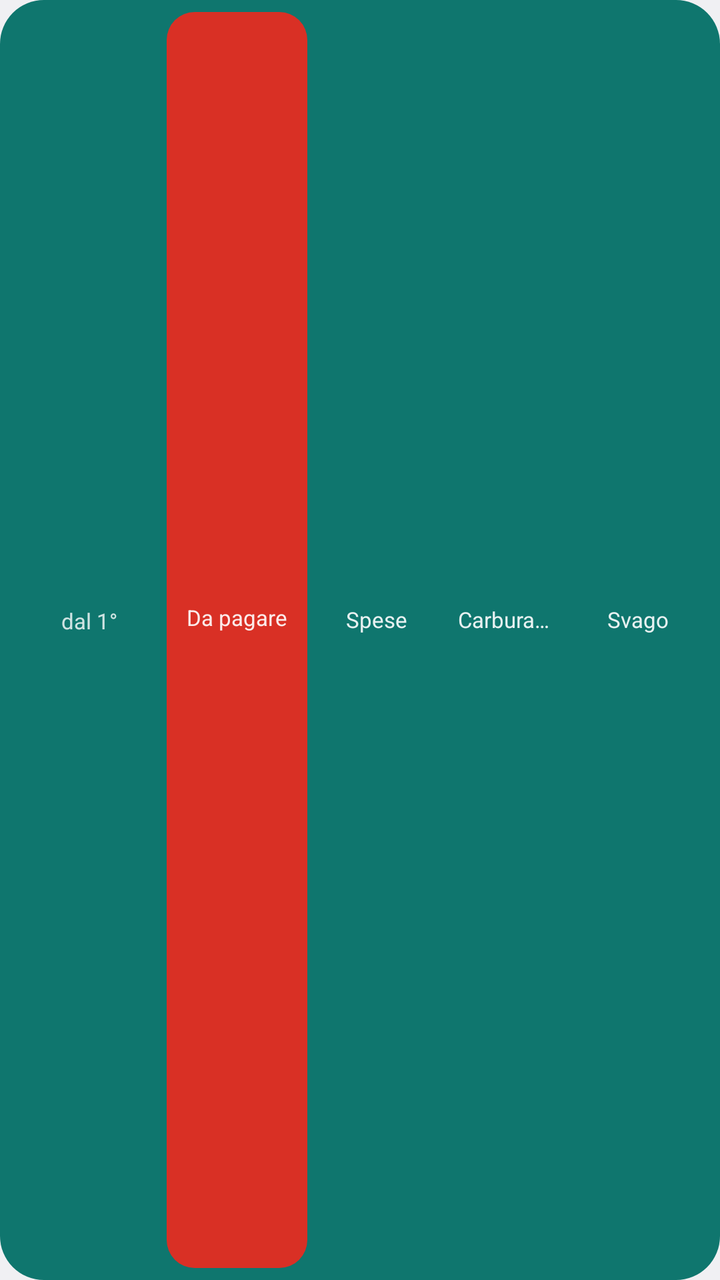
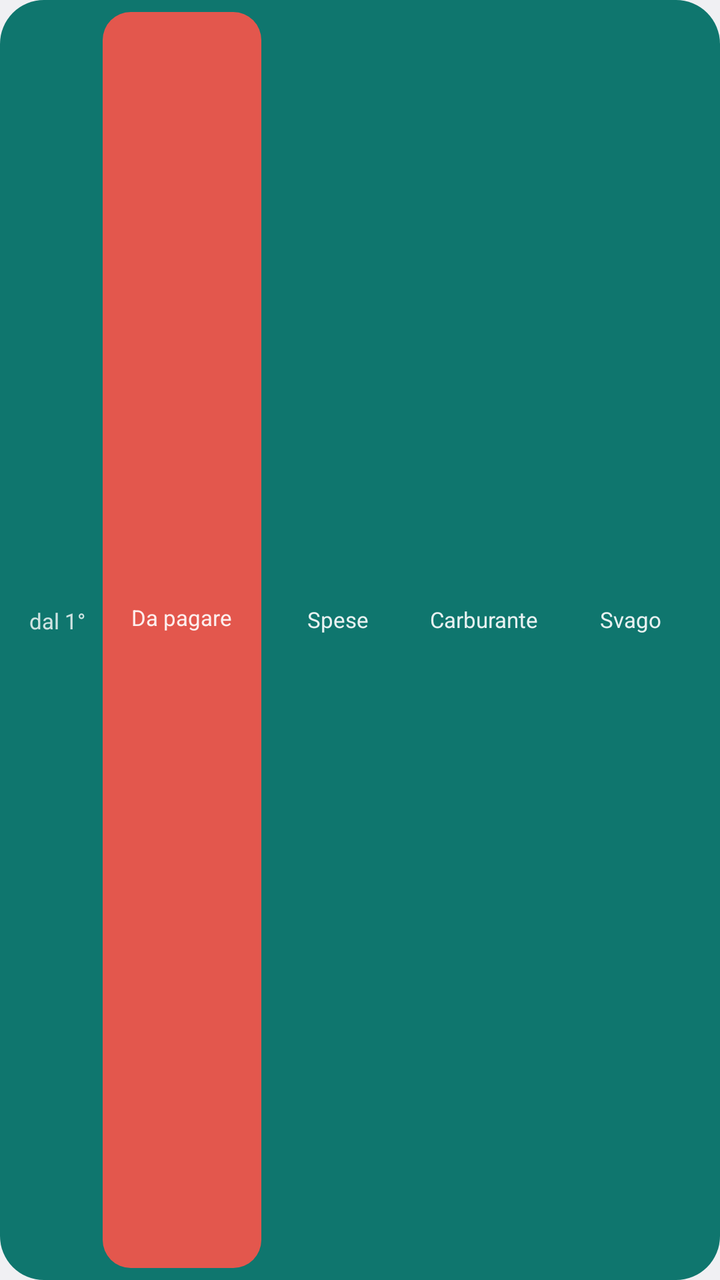

Compare the two renders of this Android layout. The source of the first and the diff that turns it into the second are given below.
<!-- AndroidManifest.xml: application theme AppTheme -->
<!-- res/layout/widget_month.xml -->
<?xml version="1.0" encoding="utf-8"?>
<LinearLayout xmlns:android="http://schemas.android.com/apk/res/android"
    android:id="@+id/widget_month_root"
    android:layout_width="match_parent"
    android:layout_height="match_parent"
    android:orientation="horizontal"
    android:gravity="center_vertical"
    android:paddingLeft="8dp"
    android:paddingRight="8dp"
    android:paddingTop="6dp"
    android:paddingBottom="6dp"
    android:background="@drawable/widget_bg">

    
    <LinearLayout
        android:id="@+id/widget_month_since_cell"
        android:layout_width="0dp"
        android:layout_height="match_parent"
        android:layout_weight="1.2"
        android:orientation="vertical"
        android:gravity="center"
        android:paddingLeft="2dp"
        android:paddingRight="2dp">
        <TextView
            android:layout_width="wrap_content"
            android:layout_height="wrap_content"
            android:text="dal 1°"
            android:textColor="#CCFFFFFF"
            android:textSize="11sp"
            android:singleLine="true" />
        <TextView
            android:id="@+id/widget_month_since"
            android:layout_width="wrap_content"
            android:layout_height="wrap_content"
            android:textColor="#FFFFFF"
            android:textSize="14.3sp"
            android:textStyle="bold"
            android:singleLine="true" />
    </LinearLayout>

    
    <LinearLayout
        android:id="@+id/widget_month_due_cell"
        android:layout_width="0dp"
        android:layout_height="match_parent"
        android:layout_weight="1.15"
        android:layout_marginLeft="2dp"
        android:layout_marginRight="2dp"
        android:orientation="vertical"
        android:gravity="center"
        android:paddingLeft="6dp"
        android:paddingRight="6dp"
        android:background="@drawable/widget_cell_due">
        <TextView
            android:id="@+id/widget_month_topay_label"
            android:layout_width="wrap_content"
            android:layout_height="wrap_content"
            android:text="Da pagare"
            android:textColor="#E6FFFFFF"
            android:textSize="11sp"
            android:singleLine="true" />
        <TextView
            android:id="@+id/widget_month_topay"
            android:layout_width="wrap_content"
            android:layout_height="wrap_content"
            android:textColor="#FFFFFF"
            android:textSize="16.5sp"
            android:textStyle="bold"
            android:singleLine="true" />
    </LinearLayout>

    
    <FrameLayout
        android:id="@+id/widget_month_spese_cell"
        android:layout_width="0dp"
        android:layout_height="match_parent"
        android:layout_weight="1"
        android:layout_marginLeft="2dp"
        android:layout_marginRight="2dp">
        <ImageView
            android:id="@+id/widget_month_spese_fill"
            android:layout_width="match_parent"
            android:layout_height="match_parent"
            android:scaleType="fitXY" />
        <LinearLayout
            android:layout_width="match_parent"
            android:layout_height="match_parent"
            android:orientation="vertical"
            android:gravity="center"
            android:paddingLeft="6dp"
            android:paddingRight="6dp">
            <TextView
                android:layout_width="wrap_content"
                android:layout_height="wrap_content"
                android:text="Spese"
                android:textColor="#E6FFFFFF"
                android:textSize="11sp"
                android:singleLine="true" />
            <TextView
                android:id="@+id/widget_month_spese"
                android:layout_width="wrap_content"
                android:layout_height="wrap_content"
                android:textColor="#FFFFFF"
                android:textSize="15.4sp"
                android:textStyle="bold"
                android:singleLine="true" />
        </LinearLayout>
    </FrameLayout>

    
    <FrameLayout
        android:id="@+id/widget_month_carburante_cell"
        android:layout_width="0dp"
        android:layout_height="match_parent"
        android:layout_weight="1"
        android:layout_marginLeft="2dp"
        android:layout_marginRight="2dp">
        <ImageView
            android:id="@+id/widget_month_carburante_fill"
            android:layout_width="match_parent"
            android:layout_height="match_parent"
            android:scaleType="fitXY" />
        <LinearLayout
            android:layout_width="match_parent"
            android:layout_height="match_parent"
            android:orientation="vertical"
            android:gravity="center"
            android:paddingLeft="6dp"
            android:paddingRight="6dp">
            <TextView
                android:layout_width="wrap_content"
                android:layout_height="wrap_content"
                android:text="Carburante"
                android:textColor="#E6FFFFFF"
                android:textSize="11sp"
                android:singleLine="true" />
            <TextView
                android:id="@+id/widget_month_carburante"
                android:layout_width="wrap_content"
                android:layout_height="wrap_content"
                android:textColor="#FFFFFF"
                android:textSize="15.4sp"
                android:textStyle="bold"
                android:singleLine="true" />
        </LinearLayout>
    </FrameLayout>

    
    <FrameLayout
        android:id="@+id/widget_month_svago_cell"
        android:layout_width="0dp"
        android:layout_height="match_parent"
        android:layout_weight="1"
        android:layout_marginLeft="2dp"
        android:layout_marginRight="2dp">
        <ImageView
            android:id="@+id/widget_month_svago_fill"
            android:layout_width="match_parent"
            android:layout_height="match_parent"
            android:scaleType="fitXY" />
        <LinearLayout
            android:layout_width="match_parent"
            android:layout_height="match_parent"
            android:orientation="vertical"
            android:gravity="center"
            android:paddingLeft="6dp"
            android:paddingRight="6dp">
            <TextView
                android:layout_width="wrap_content"
                android:layout_height="wrap_content"
                android:text="Svago"
                android:textColor="#E6FFFFFF"
                android:textSize="11sp"
                android:singleLine="true" />
            <TextView
                android:id="@+id/widget_month_svago"
                android:layout_width="wrap_content"
                android:layout_height="wrap_content"
                android:textColor="#FFFFFF"
                android:textSize="15.4sp"
                android:textStyle="bold"
                android:singleLine="true" />
        </LinearLayout>
    </FrameLayout>
</LinearLayout>
<!-- resources referenced by this layout -->
<resources>
  <!-- drawable widget_bg (drawable) -->
  <?xml version="1.0" encoding="utf-8"?>
  <shape xmlns:android="http://schemas.android.com/apk/res/android" android:shape="rectangle">
      <solid android:color="#0F766E" />
      <corners android:radius="22dp" />
  </shape>
  <!-- drawable widget_cell_due (drawable) -->
  <?xml version="1.0" encoding="utf-8"?>
  <shape xmlns:android="http://schemas.android.com/apk/res/android" android:shape="rectangle">
      <solid android:color="#D93025" />
      <corners android:radius="14dp" />
  </shape>
  <style name="AppTheme" parent="@android:style/Theme.DeviceDefault.DayNight">
          <item name="android:windowActionBar">false</item>
          <item name="android:windowNoTitle">true</item>
      </style>
</resources>

<!-- the commit's change to res/layout/widget_month.xml (unified diff, before → after) -->
@@ -16,7 +16,7 @@
         android:id="@+id/widget_month_since_cell"
         android:layout_width="0dp"
         android:layout_height="match_parent"
-        android:layout_weight="1.2"
+        android:layout_weight="0.6"
         android:orientation="vertical"
         android:gravity="center"
         android:paddingLeft="2dp"
<!-- resource entries referenced after the edit -->
@@ -9,7 +9,7 @@
   <!-- drawable widget_cell_due (drawable) -->
   <?xml version="1.0" encoding="utf-8"?>
   <shape xmlns:android="http://schemas.android.com/apk/res/android" android:shape="rectangle">
-      <solid android:color="#D93025" />
+      <solid android:color="#E3574D" />
       <corners android:radius="14dp" />
   </shape>
   <style name="AppTheme" parent="@android:style/Theme.DeviceDefault.DayNight">
